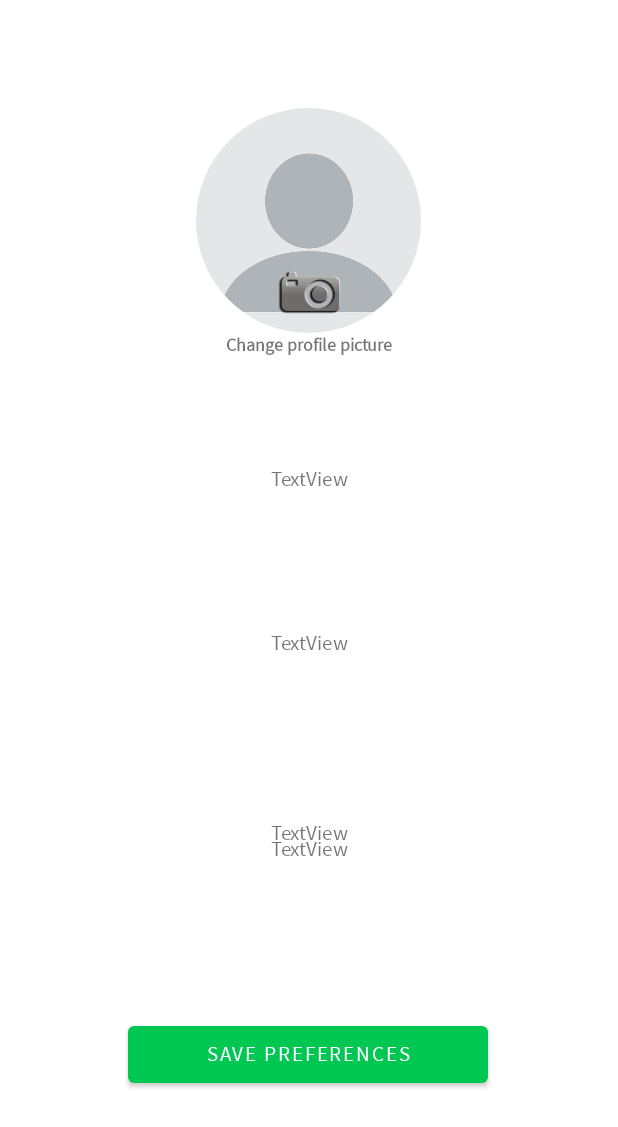
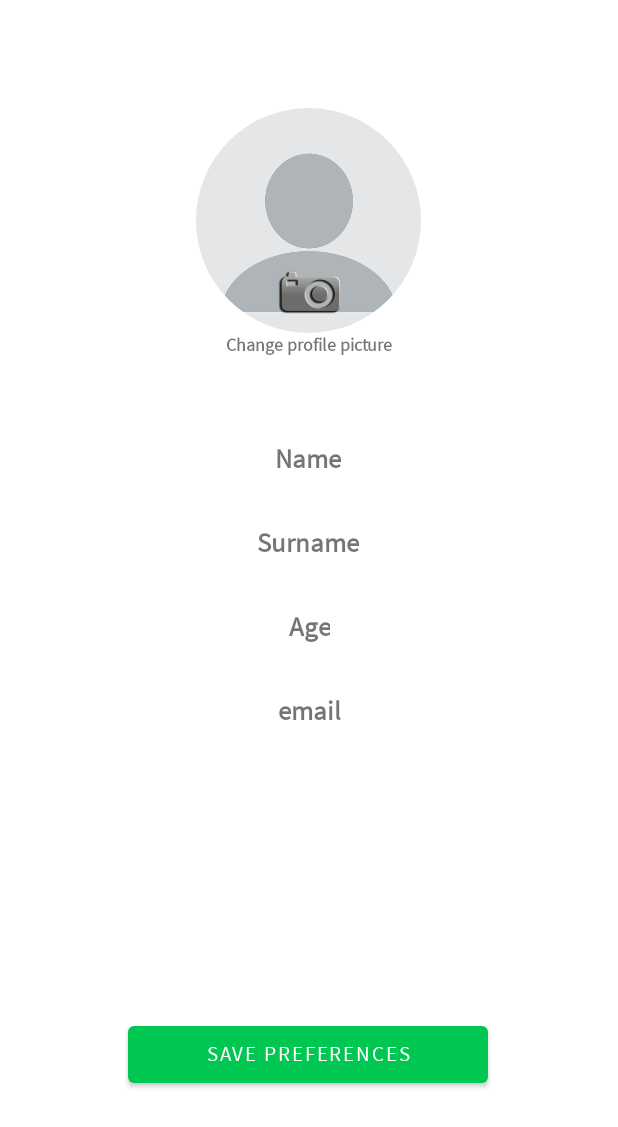
Before and after one commit to MatteoFilosa/easyEvent, an Android app: the layout activity_profile_infos.xml on its own in the app's theme, with its tools: preview values and no code run, on a phone screen of 412 x 824 dp. Shown: the top 1127 px of the screen. Run offline under Robolectric (Android 15) with nearby library versions, the phone set to English and light mode, and no system bars.

Commit message:
forgot password

```diff
--- a/app/src/main/AndroidManifest.xml
+++ b/app/src/main/AndroidManifest.xml
@@ -4,7 +4,7 @@
 
     <uses-permission android:name="android.permission.INTERNET" />
     <uses-permission android:name="android.permission.READ_EXTERNAL_STORAGE" />
-    <uses-permission android:name="android.permission.READ_INTERNAL_STORAGE"/>
+    <uses-permission android:name="android.permission.READ_INTERNAL_STORAGE" />
 
     <application
         android:allowBackup="true"
@@ -13,6 +13,9 @@
         android:roundIcon="@mipmap/ic_launcher_round"
         android:supportsRtl="true"
         android:theme="@style/Theme.EasyEventlogin">
+        <activity
+            android:name=".ForgotPasswordActivity"
+            android:exported="false" />
         <activity
             android:name=".ProfileInfosActivity"
             android:exported="false" />
--- a/app/src/main/java/com/example/easyEvent/LoginActivity.kt
+++ b/app/src/main/java/com/example/easyEvent/LoginActivity.kt
@@ -20,10 +20,15 @@ class LoginActivity : AppCompatActivity() {
         val email_field = findViewById<TextView>(R.id.username_form_edit_text)
         val psw_field = findViewById<TextView>(R.id.password_form_edit_text)
         val reg_btn = findViewById<TextView>(R.id.register_button)
+        val forgot = findViewById<TextView>(R.id.forgot_password_text)
 
         reg_btn.setOnClickListener{
 
             startActivity(Intent(this, RegisterActivity::class.java))
+        }
+
+        forgot.setOnClickListener{
+            startActivity(Intent(this@LoginActivity, ForgotPasswordActivity::class.java))
         }
 
         log_btn.setOnClickListener {
--- a/app/src/main/res/layout/activity_login.xml
+++ b/app/src/main/res/layout/activity_login.xml
@@ -39,7 +39,7 @@
         android:layout_width="240dp"
         android:layout_height="wrap_content"
         android:layout_marginTop="8dp"
-        android:hint="@string/username"
+        android:hint="@string/email"
         app:layout_constraintEnd_toEndOf="parent"
         app:layout_constraintHorizontal_bias="0.491"
         app:layout_constraintStart_toStartOf="parent"
@@ -47,6 +47,7 @@
 
         <com.google.android.material.textfield.TextInputEditText
             android:id="@+id/username_form_edit_text"
+            android:inputType="textEmailAddress"
             android:layout_width="match_parent"
             android:layout_height="wrap_content" />
 
@@ -58,6 +59,7 @@
         android:layout_height="wrap_content"
         android:layout_marginTop="4dp"
         android:hint="@string/password"
+        app:passwordToggleEnabled="true"
         app:layout_constraintEnd_toEndOf="parent"
         app:layout_constraintHorizontal_bias="0.491"
         app:layout_constraintStart_toStartOf="parent"
--- a/app/src/main/res/layout/activity_profile_infos.xml
+++ b/app/src/main/res/layout/activity_profile_infos.xml
@@ -36,21 +36,55 @@
         android:id="@+id/name"
         android:layout_width="wrap_content"
         android:layout_height="wrap_content"
-        android:layout_marginTop="88dp"
-        android:text="TextView"
+        android:layout_marginTop="56dp"
+        android:text="@string/name"
+        android:textAlignment="center"
+        android:textSize="18sp"
+        android:textStyle="bold"
         app:layout_constraintEnd_toEndOf="parent"
+        app:layout_constraintHorizontal_bias="0.498"
         app:layout_constraintStart_toStartOf="parent"
-        app:layout_constraintTop_toBottomOf="@id/profile_image" />
+        app:layout_constraintTop_toBottomOf="@id/change_image" />
 
     <TextView
         android:id="@+id/surname"
         android:layout_width="wrap_content"
         android:layout_height="wrap_content"
-        android:layout_marginTop="228dp"
-        android:text="TextView"
+        android:layout_marginTop="32dp"
+        android:text="@string/surname"
+        android:textAlignment="center"
+        android:textSize="18sp"
+        android:textStyle="bold"
+        app:layout_constraintEnd_toEndOf="parent"
+        app:layout_constraintHorizontal_bias="0.498"
+        app:layout_constraintStart_toStartOf="parent"
+        app:layout_constraintTop_toBottomOf="@id/name" />
+
+    <TextView
+        android:id="@+id/age"
+        android:layout_width="wrap_content"
+        android:layout_height="wrap_content"
+        android:layout_marginTop="32dp"
+        android:text="@string/age"
+        android:textAlignment="center"
+        android:textSize="18sp"
+        android:textStyle="bold"
         app:layout_constraintEnd_toEndOf="parent"
         app:layout_constraintStart_toStartOf="parent"
-        app:layout_constraintTop_toBottomOf="@id/name" />
+        app:layout_constraintTop_toBottomOf="@id/surname" />
+
+    <TextView
+        android:id="@+id/email"
+        android:layout_width="wrap_content"
+        android:layout_height="wrap_content"
+        android:layout_marginTop="32dp"
+        android:text="@string/email"
+        android:textAlignment="center"
+        android:textSize="18sp"
+        android:textStyle="bold"
+        app:layout_constraintEnd_toEndOf="parent"
+        app:layout_constraintStart_toStartOf="parent"
+        app:layout_constraintTop_toBottomOf="@id/age" />
 
     <com.google.android.material.button.MaterialButton
         android:id="@+id/save_button"
@@ -64,25 +98,5 @@
 
         app:layout_constraintStart_toStartOf="parent" />
 
-    <TextView
-        android:id="@+id/age"
-        android:layout_width="wrap_content"
-        android:layout_height="wrap_content"
-        android:layout_marginBottom="240dp"
-        android:text="TextView"
-        app:layout_constraintBottom_toTopOf="@+id/save_button"
-        app:layout_constraintEnd_toEndOf="parent"
-        app:layout_constraintStart_toStartOf="parent" />
-
-    <TextView
-        android:id="@+id/email"
-        android:layout_width="wrap_content"
-        android:layout_height="wrap_content"
-        android:layout_marginTop="108dp"
-        android:text="TextView"
-        app:layout_constraintEnd_toEndOf="parent"
-        app:layout_constraintStart_toStartOf="parent"
-        app:layout_constraintTop_toBottomOf="@+id/age" />
-
 
 </androidx.constraintlayout.widget.ConstraintLayout>
--- a/app/src/main/res/layout/activity_register.xml
+++ b/app/src/main/res/layout/activity_register.xml
@@ -34,6 +34,7 @@
 
         <com.google.android.material.textfield.TextInputEditText
             android:id="@+id/username_form_edit_text"
+            android:inputType="textEmailAddress"
             android:layout_width="match_parent"
             android:layout_height="wrap_content" />
 
--- a/app/src/main/res/values/strings.xml
+++ b/app/src/main/res/values/strings.xml
@@ -26,5 +26,6 @@
     <string name="edit_profile">Edit profile</string>
     <string name="change_profile_picture">Change profile picture</string>
     <string name="save_preferences">Save preferences</string>
+    <string name="reset_psw">Please enter a valid email address. We\'ll provide you with a link to reset your password.</string>
 
 </resources>
--- a/build.gradle
+++ b/build.gradle
@@ -7,7 +7,7 @@ buildscript {
     }
     dependencies {
         classpath "com.android.tools.build:gradle:7.0.3"
-        classpath "org.jetbrains.kotlin:kotlin-gradle-plugin:1.6.0"
+        classpath 'org.jetbrains.kotlin:kotlin-gradle-plugin:1.6.10'
         classpath 'com.google.gms:google-services:4.3.10'
 
 
```
Also changed, not shown: app/src/main/java/com/example/easyEvent/ForgotPasswordActivity.kt (added, +50 -0 lines), app/src/main/res/layout/activity_forgot_password.xml (added, +70 -0 lines).
